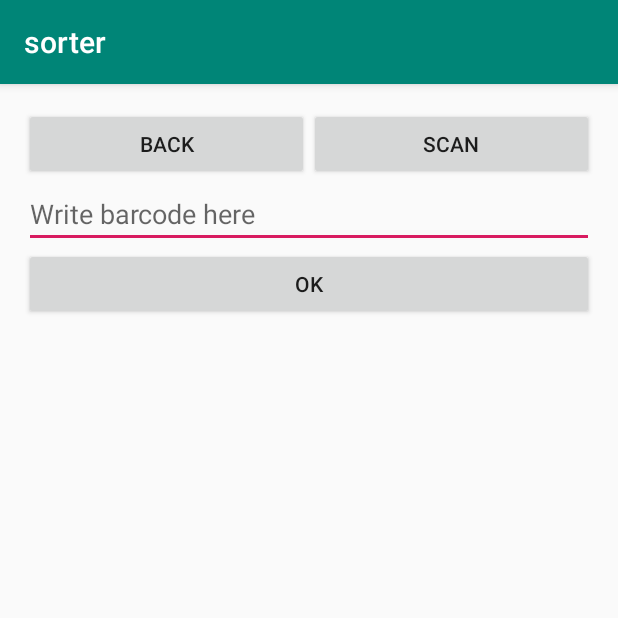
After one commit to BarHanSolo/sorter, an Android app: the WriteBarcodeActivity screen opened directly, with no data from a screen before it, on a phone screen of 412 x 824 dp, the top half of it. The commit adds this screen. Run offline under Robolectric (Android 15) with nearby library versions, the phone set to English and light mode, and no system bars.

Commit message:
alpha2
todo next time:
-permissions check
-think about databases

```diff
--- a/app/src/main/AndroidManifest.xml
+++ b/app/src/main/AndroidManifest.xml
@@ -11,7 +11,8 @@
         android:roundIcon="@mipmap/ic_launcher_round"
         android:supportsRtl="true"
         android:theme="@style/AppTheme">
-        <activity android:name=".Result"></activity>
+        <activity android:name=".WriteBarcodeActivity"></activity>
+        <activity android:name=".Result" />
         <activity
             android:name=".MainActivity"
             android:label="Main Menu">
@@ -23,7 +24,7 @@
         </activity>
         <activity
             android:name=".ScanBarcodeActivity"
-            android:label="Scan Barcode"></activity>
+            android:label="Scan Barcode" />
     </application>
 
 </manifest>
--- a/app/src/main/java/com/sortingrocks/sorter/MainActivity.kt
+++ b/app/src/main/java/com/sortingrocks/sorter/MainActivity.kt
@@ -26,8 +26,8 @@ class MainActivity : AppCompatActivity() {
         if (requestCode==0){
             if (resultCode==CommonStatusCodes.SUCCESS) {
                 if (data != null) {
-                    var barcode = data.getParcelableExtra<Barcode>("barcode")
-                    barcodeResult.setText(barcode.displayValue)
+                    var barcode = data.getStringExtra("barcode")
+                    barcodeResult.setText(barcode)
                 } else {
                     barcodeResult.setText("No barcode found")
                 }
--- a/app/src/main/java/com/sortingrocks/sorter/Result.kt
+++ b/app/src/main/java/com/sortingrocks/sorter/Result.kt
@@ -15,8 +15,8 @@ class Result : AppCompatActivity() {
         super.onCreate(savedInstanceState)
         setContentView(R.layout.activity_result)
         barcodeResult = findViewById(R.id.barcodeText)
-        var barcode = intent.getParcelableExtra<Barcode>("barcode")
-        barcodeResult.setText(barcode.displayValue)
+        val barcode = intent.getStringExtra("barcode")
+        barcodeResult.text = barcode
     }
 
     fun goBack(v : View){
--- /dev/null
+++ b/app/src/main/java/com/sortingrocks/sorter/WriteBarcodeActivity.kt
@@ -0,0 +1,43 @@
+package com.sortingrocks.sorter
+
+import android.content.Intent
+import androidx.appcompat.app.AppCompatActivity
+import android.os.Bundle
+import android.util.Log
+import android.view.View
+import android.widget.EditText
+import com.google.android.gms.common.api.CommonStatusCodes
+
+class WriteBarcodeActivity : AppCompatActivity() {
+
+    lateinit var intentScan : Intent
+    lateinit var intentResult : Intent
+    lateinit var codeText : EditText
+
+    override fun onCreate(savedInstanceState: Bundle?) {
+        super.onCreate(savedInstanceState)
+        setContentView(R.layout.activity_write_barcode)
+        intentScan = Intent(this, ScanBarcodeActivity::class.java)
+        intentResult = Intent(this, Result::class.java)
+        codeText = findViewById<EditText>(R.id.barcodeWriter)
+    }
+
+    fun goBack(v : View){
+        var intentBack = Intent(this, MainActivity::class.java)
+        startActivityForResult(intentBack, 0)
+    }
+
+    fun goToScan(view: View) {
+        startActivity(intentScan)
+    }
+
+    fun searchCode(view: View) {
+        goToResult()
+    }
+
+    fun goToResult(){
+        intentResult.putExtra("barcode", codeText.text.toString()) //getting barcode
+        setResult(CommonStatusCodes.SUCCESS, intentResult)
+        startActivity(intentResult)
+    }
+}
--- a/app/src/main/res/layout/activity_scan_barcode.xml
+++ b/app/src/main/res/layout/activity_scan_barcode.xml
@@ -22,6 +22,7 @@
             android:layout_width="wrap_content"
             android:layout_height="wrap_content"
             android:layout_weight="1"
+            android:onClick="goToWrite"
             android:text="Write manually" />
     </LinearLayout>
 
--- /dev/null
+++ b/app/src/main/res/layout/activity_write_barcode.xml
@@ -0,0 +1,56 @@
+<?xml version="1.0" encoding="utf-8"?>
+<androidx.constraintlayout.widget.ConstraintLayout xmlns:android="http://schemas.android.com/apk/res/android"
+    xmlns:app="http://schemas.android.com/apk/res-auto"
+    xmlns:tools="http://schemas.android.com/tools"
+    android:layout_width="match_parent"
+    android:layout_height="match_parent"
+    android:padding="16dp"
+    tools:context=".WriteBarcodeActivity">
+
+    <LinearLayout
+        android:layout_width="match_parent"
+        android:layout_height="wrap_content"
+        android:orientation="vertical"
+        app:layout_constraintTop_toTopOf="parent"
+        tools:layout_editor_absoluteX="16dp">
+
+        <LinearLayout
+            android:layout_width="match_parent"
+            android:layout_height="wrap_content"
+            android:orientation="horizontal">
+
+            <Button
+                android:id="@+id/backButton"
+                android:layout_width="wrap_content"
+                android:layout_height="wrap_content"
+                android:layout_weight="1"
+                android:onClick="goBack"
+                android:text="Back" />
+
+            <Button
+                android:id="@+id/scanButton"
+                android:layout_width="wrap_content"
+                android:layout_height="wrap_content"
+                android:layout_weight="1"
+                android:onClick="goToScan"
+                android:text="Scan" />
+
+        </LinearLayout>
+
+        <EditText
+            android:id="@+id/barcodeWriter"
+            android:layout_width="match_parent"
+            android:layout_height="wrap_content"
+            android:layout_weight="1"
+            android:inputType="number"
+            android:hint="Write barcode here" />
+
+        <Button
+            android:id="@+id/button4"
+            android:layout_width="match_parent"
+            android:layout_height="wrap_content"
+            android:onClick="searchCode"
+            android:text="OK" />
+    </LinearLayout>
+
+</androidx.constraintlayout.widget.ConstraintLayout>
```
Also changed, not shown: app/src/main/java/com/sortingrocks/sorter/ScanBarcodeActivity.kt (+18 -4 lines).
